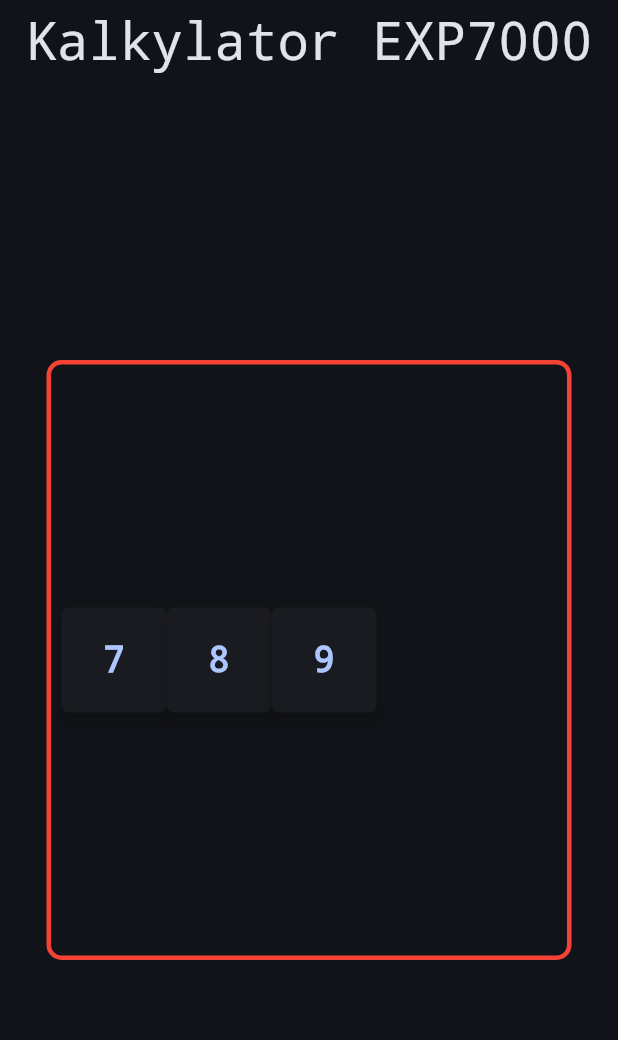
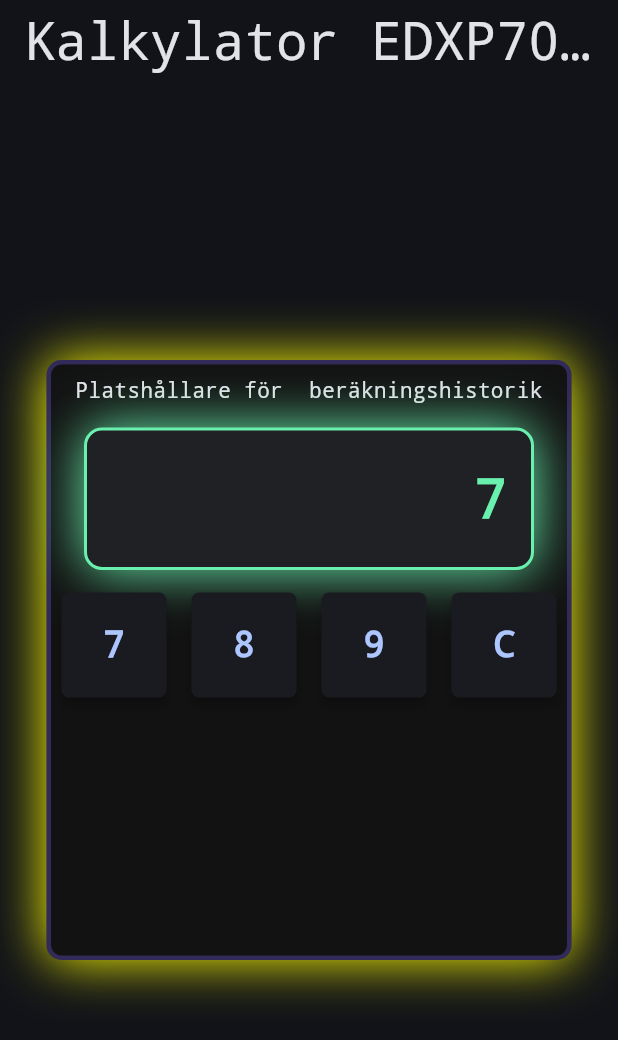
Before and after one commit to kyledies/flutterCalculator, a Flutter app: the screen it shows after launch, after a tap on an icon or button, on a phone screen of 412 x 824 dp. Shown: the top 1040 px of the screen. Run offline on Flutter 3.47's test engine with Material 3 defaults, Android fonts, the phone set to English and light mode, and no system bars.

Commit message:
Basic display med Clear-funktion

```diff
--- a/lib/app.dart
+++ b/lib/app.dart
@@ -25,7 +25,7 @@ class StartPage extends StatelessWidget {
     return Scaffold(
       appBar: AppBar(
         centerTitle: true,
-        title: const Text('Kalkylator EXP7000', style: TextStyle(fontSize: 35)),
+        title: const Text('Kalkylator EDXP7000', style: TextStyle(fontSize: 35)),
       ),
       body: Center(
         child: CalculatorLayout(),
--- a/lib/widgets/calculator_display.dart
+++ b/lib/widgets/calculator_display.dart
@@ -0,0 +1,46 @@
+import 'package:flutter/material.dart';
+
+class CalculatorDisplay extends StatelessWidget {
+  final String value;
+
+  const CalculatorDisplay({
+    super.key,
+    required this.value,
+  });
+
+  //Vår display ligger i en Container för att efterlikna en riktig display
+  @override
+  Widget build(BuildContext context) {
+    return Container(
+      padding: const EdgeInsets.symmetric(horizontal: 16, vertical: 20), //inre padding
+      margin: const EdgeInsets.all(15), //yttre margin
+      alignment: Alignment.centerRight, //högerjustera text som standard-miniräknare
+      decoration: BoxDecoration( //klass som styr utseende på containern
+        borderRadius: BorderRadius.circular(12), //rundade hörn
+        color: const Color(0xFF202124), // mörk “skärm”
+        border: Border.all( //kantlinje för containern
+          color: Colors.greenAccent,
+          width: 2,
+        ),
+        boxShadow: const [ //lite skuggor som ögongodis
+          BoxShadow(
+            blurRadius: 30,
+            //offset: Offset(0, 3),
+            color: Colors.greenAccent,
+          ),
+        ],
+      ),
+      child: Text(
+        value,
+        maxLines: 1, //Vi tillåter två rader i displayen
+        overflow: TextOverflow.ellipsis, //för lång text ger "..."
+        style: const TextStyle(
+          fontSize: 36,
+          fontWeight: FontWeight.w600,
+          color: Colors.greenAccent, // klassisk “display”-färg
+          //letterSpacing: 1.5, // Space mellan tecken, skippar nog detta
+        ),
+      ),
+    );
+  }
+}
--- a/lib/widgets/calculator_layout.dart
+++ b/lib/widgets/calculator_layout.dart
@@ -1,8 +1,40 @@
 import 'package:flutter/material.dart';
-import 'calc_button.dart'; // 👈 importera din knapp-widget
+import 'calc_button.dart'; // importerar knapp-widget
+import 'calculator_display.dart'; //importerar display-widget
 
-class CalculatorLayout extends StatelessWidget {
+class CalculatorLayout extends StatefulWidget { //Statteful widget för att hantera displayens tillstånd
   const CalculatorLayout({super.key});
+
+  @override
+  State<CalculatorLayout> createState() => _CalculatorLayoutState(); //_CalculatorLayoutState hanterar tillståndet
+  }
+
+  /*Nedan - Hanterar tillståndet för displayen.
+  När knapp trycks (onPressed) uppdateras displayens värde via _onButtonPressed metod nedan
+  setState -> triggar ombyggnad av vidget med nytt värde
+
+  */
+  class _CalculatorLayoutState extends State<CalculatorLayout> {
+    String _displayValue = '0';
+
+    void _onButtonPressed(String digit) {
+      setState(() {
+        if (_displayValue == '0') {
+          _displayValue = digit; // Ta bort initiala nollan
+        } else {
+        _displayValue += digit; // Lägg till knappens värde till displayen
+        }
+      });
+    }
+
+    void _onClearPressed(String clear) {
+      setState(() {
+        _displayValue = '0'; // Rensa displayen till noll
+      });
+    }
+
+
+
 
   @override
   Widget build(BuildContext context) {
@@ -12,34 +44,41 @@ class CalculatorLayout extends StatelessWidget {
       margin: const EdgeInsets.all(10),
       padding: const EdgeInsets.all(7),
       decoration: BoxDecoration(
-        //color: Colors.blue,
+        color: const Color(0xFF121212),
         borderRadius: BorderRadius.circular(10),
-        border: Border.all(color: Colors.red, width: 3),
+        border: Border.all(color: const Color.fromARGB(88, 112, 87, 224), width: 3),
+        boxShadow: const [
+          BoxShadow(
+            blurRadius: 30,
+            offset: Offset(0,0),
+            color: Colors.yellowAccent,
+          )
+        ]
       ),
 
       child: Center(
-        child: Row(
+        child: Column(
           children: [
+            Text('Platshållare för  beräkningshistorik'),
+            CalculatorDisplay(value: _displayValue), //Margin ligger i display-widget
             Row(
               mainAxisAlignment: MainAxisAlignment.spaceBetween,
               children: [
                 CalcButton(
                   label: '7',
-                  onPressed: () {
-                    print('Knapp 7 trycktes');
-                  },
+                  onPressed: () => _onButtonPressed('7'),
                 ),
                 CalcButton(
                   label: '8',
-                  onPressed: () {
-                    print('Knapp 7 trycktes');
-                  },
+                  onPressed: () => _onButtonPressed('8'),
                 ),
                 CalcButton(
                   label: '9',
-                  onPressed: () {
-                    print('Knapp 7 trycktes');
-                  },
+                  onPressed: () => _onButtonPressed('9'),
+                ),
+                CalcButton(
+                  label: 'C',
+                  onPressed: () => _onClearPressed('C'),
                 ),
               ],
             ),
```
